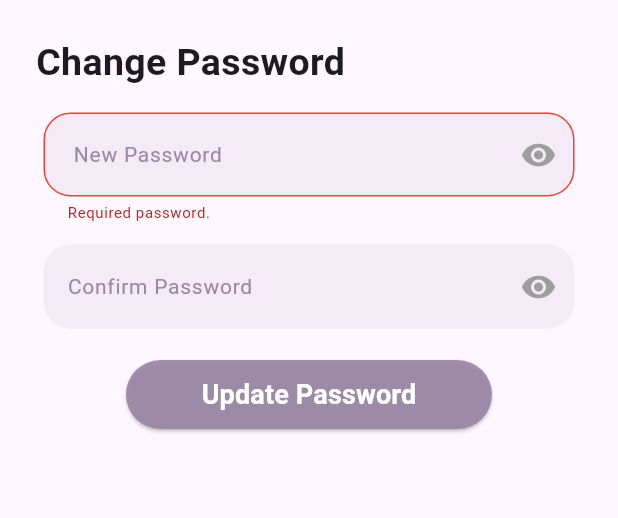
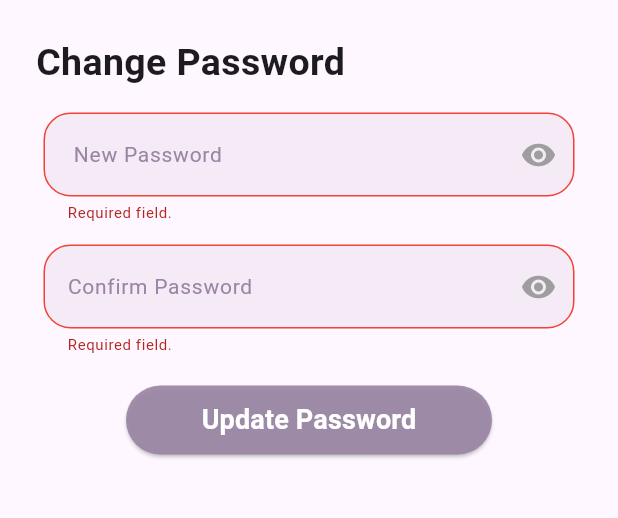
Before and after one commit to LamaAlnasser/Maazim-SWE444-G4, a Flutter app: the NewPasswordHost screen opened directly, after a tap on "Update Password", on a phone screen of 412 x 824 dp, the part 84-602 px from its top. Run offline on Flutter 3.47's test engine with Material 3 defaults, Android fonts, the phone set to English and light mode, and no system bars; our stand-ins replace cloud_firestore, country_picker, firebase_auth, firebase_core, motion_tab_bar, pin_code_fields and 1 more; missing offline and left inert: flutter_sms; accounts and stored records are empty.

Commit message:
Update New password host
fixed the hint message displayed to  user when leaves Confirm new password field empty

```diff
--- a/lib/NewPasswordHost.dart
+++ b/lib/NewPasswordHost.dart
@@ -22,7 +22,7 @@ final _formKey = GlobalKey<FormState>();
 
   String? validatePassword(String? value) {
     if (value == null || value.isEmpty) {
-      return 'Required password.';
+      return 'Required field.';
     }
     // Custom password strength check
     if (value.length < 8) {
@@ -154,6 +154,9 @@ final _formKey = GlobalKey<FormState>();
                   obscureText: obscureConfirmPassword,
                   cursorColor: Color(0xFF9a85a4),
                     validator: (value) {
+                     if (value == null || value.isEmpty) {
+                            return 'Required field.';
+                                                         }
                       if (value != newPasswordController.text) {
                           return 'Passwords do not match.';
                                                          }
```
Lines whose indentation alone changed are shown as unchanged.
